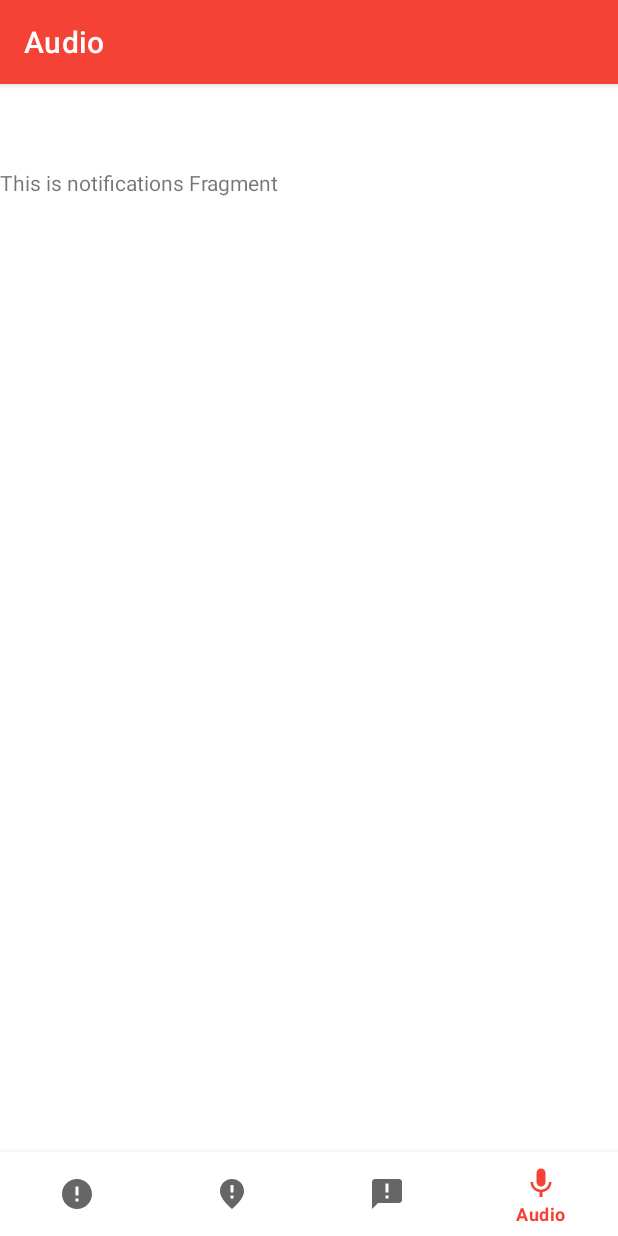
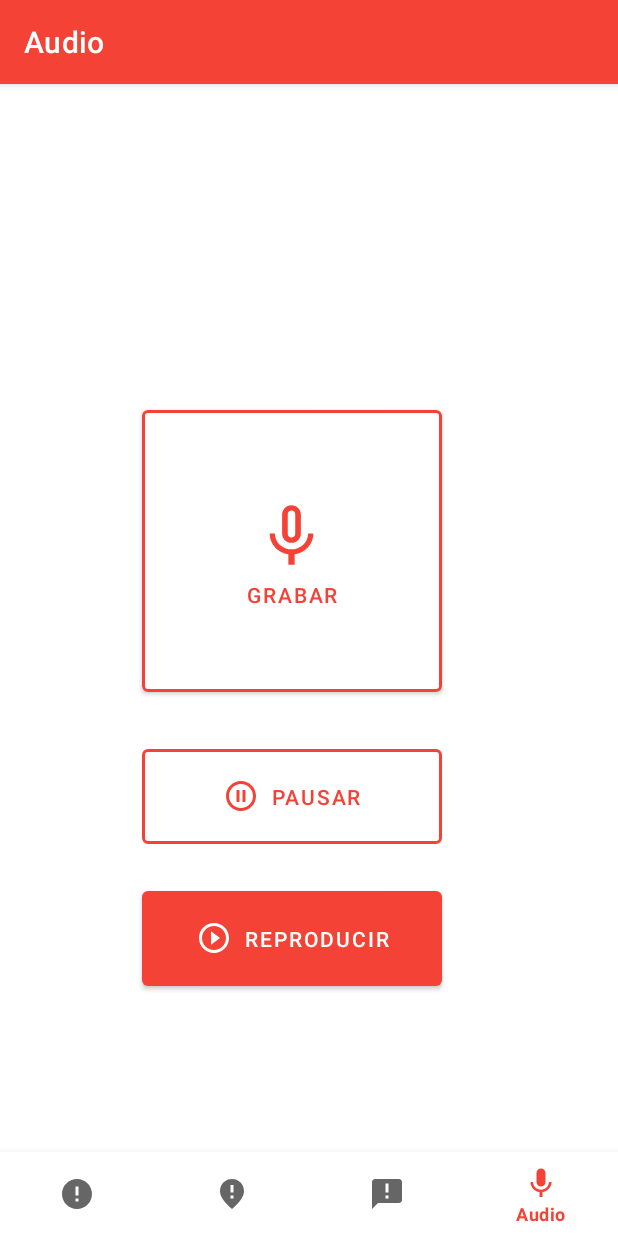
Before and after one commit to QuispeAbel/912b, an Android app: the RecordAudio screen opened through its navigation route, on a phone screen of 412 x 824 dp. Run offline under Robolectric (Android 15) with nearby library versions, the phone set to English and light mode, and no system bars; our stand-ins replace navigation-ui.

Commit message:
apartado de audio casi terminado, falta modificar animaciones.

```diff
--- a/app/src/main/AndroidManifest.xml
+++ b/app/src/main/AndroidManifest.xml
@@ -14,6 +14,10 @@
 
     <!--Permiso para alarma-->
     <uses-permission android:name="android.permission.VIBRATE"/>
+
+    <!--Permiso para grabadora de audio-->
+    <uses-permission android:name="android.permission.RECORD_AUDIO"/>
+    <uses-permission android:name="android.permission.WRITE_EXTERNAL_STORAGE"/>
 
     <application
         android:allowBackup="true"
--- a/app/src/main/java/com/example/a912b/ui/recordaudio/RecordAudio.kt
+++ b/app/src/main/java/com/example/a912b/ui/recordaudio/RecordAudio.kt
@@ -1,31 +1,50 @@
 package com.example.a912b.ui.recordaudio
 
+import android.Manifest
+import android.content.pm.PackageManager
 import androidx.fragment.app.viewModels
 import android.os.Bundle
 import androidx.fragment.app.Fragment
 import android.view.LayoutInflater
 import android.view.View
 import android.view.ViewGroup
-import android.widget.TextView
 import androidx.lifecycle.ViewModelProvider
-import com.example.a912b.R
-import com.example.a912b.databinding.FragmentNotificationsBinding
 import com.example.a912b.databinding.FragmentRecordAudioBinding
 import com.example.a912b.ui.notifications.NotificationsViewModel
+import android.media.MediaPlayer
+import android.media.MediaRecorder
+import android.widget.Button
+import androidx.core.app.ActivityCompat
 
 class RecordAudio : Fragment() {
+    /*
+
+    Variables
+
+    */
     private var _binding: FragmentRecordAudioBinding? = null
 
-    // This property is only valid between onCreateView and
-    // onDestroyView.
+
     private val binding get() = _binding!!
 
     private val viewModel: RecordAudioViewModel by viewModels()
 
+    // Variables del audio
+    lateinit private var mr: MediaRecorder
+    lateinit private var btPlay: Button
+    lateinit private var btStop: Button
+    lateinit private var btStart: Button
+
+    lateinit var path: String
+
+    /*
+
+            Metodos Principales
+
+    */
+
     override fun onCreate(savedInstanceState: Bundle?) {
         super.onCreate(savedInstanceState)
-
-        // TODO: Use the ViewModel
     }
 
     override fun onCreateView(
@@ -39,12 +58,76 @@ class RecordAudio : Fragment() {
         _binding = FragmentRecordAudioBinding.inflate(inflater, container, false)
         val root: View = binding.root
 
-        val textView: TextView = binding.textAudio
-        notificationsViewModel.text.observe(viewLifecycleOwner) {
-            textView.text = it
-        }
         return root
     }
+
+    override fun onViewCreated(view: View, savedInstanceState: Bundle?) {
+        super.onViewCreated(view, savedInstanceState)
+
+        path = requireContext().getExternalFilesDir(null)?.absolutePath + "/myrec.3gp"
+        mr = MediaRecorder()
+
+        btPlay = binding.btnPlayRecord
+        btPlay.isEnabled = false
+
+        btStop = binding.btnStopRecord
+        btStop.isEnabled = false
+
+        btStart = binding.btnStartRecord
+        btStart.isEnabled = false
+
+        if (ActivityCompat.checkSelfPermission(requireContext(), Manifest.permission.RECORD_AUDIO) != PackageManager.PERMISSION_GRANTED ||
+            ActivityCompat.checkSelfPermission(requireContext(), Manifest.permission.WRITE_EXTERNAL_STORAGE) != PackageManager.PERMISSION_GRANTED
+        ) {
+            ActivityCompat.requestPermissions(
+                requireActivity(),
+                arrayOf(Manifest.permission.RECORD_AUDIO, Manifest.permission.WRITE_EXTERNAL_STORAGE),
+                111
+            )
+        } else {
+            btPlay.isEnabled = true
+            btStart.isEnabled = true
+        }
+
+        // Start Recording
+        btStart.setOnClickListener {
+            mr.setAudioSource(MediaRecorder.AudioSource.MIC)
+            mr.setOutputFormat(MediaRecorder.OutputFormat.THREE_GPP)
+            mr.setAudioEncoder(MediaRecorder.AudioEncoder.AMR_NB)
+            mr.setOutputFile(path)
+            mr.prepare()
+            mr.start()
+            btStop.isEnabled = true
+            btStart.isEnabled = false
+        }
+
+        // Stop Recording
+        btStop.setOnClickListener {
+            mr.stop()
+            mr.reset()
+            btStart.isEnabled = true
+            btStop.isEnabled = false
+            btPlay.isEnabled = true
+        }
+
+        // Play Recording
+        btPlay.setOnClickListener {
+            val mp = MediaPlayer()
+            mp.setDataSource(path)
+            mp.prepare()
+            mp.start()
+        }
+    }
+
+    @Deprecated("Deprecated in Java")
+    override fun onRequestPermissionsResult(requestCode: Int, permissions: Array<out String>, grantResults: IntArray) {
+        super.onRequestPermissionsResult(requestCode, permissions, grantResults)
+        if (requestCode == 111 && grantResults.isNotEmpty() && grantResults[0] == PackageManager.PERMISSION_GRANTED) {
+            btPlay.isEnabled = true
+            btStart.isEnabled = true
+        }
+    }
+
 
     override fun onDestroyView() {
         super.onDestroyView()
--- /dev/null
+++ b/app/src/main/res/drawable/ic_mic_none_50.xml
@@ -0,0 +1,5 @@
+<vector xmlns:android="http://schemas.android.com/apk/res/android" android:height="50dp" android:tint="#000000" android:viewportHeight="24" android:viewportWidth="24" android:width="50dp">
+
+    <path android:fillColor="@android:color/white" android:pathData="M12,14c1.66,0 2.99,-1.34 2.99,-3L15,5c0,-1.66 -1.34,-3 -3,-3S9,3.34 9,5v6c0,1.66 1.34,3 3,3zM10.8,4.9c0,-0.66 0.54,-1.2 1.2,-1.2 0.66,0 1.2,0.54 1.2,1.2l-0.01,6.2c0,0.66 -0.53,1.2 -1.19,1.2 -0.66,0 -1.2,-0.54 -1.2,-1.2L10.8,4.9zM17.3,11c0,3 -2.54,5.1 -5.3,5.1S6.7,14 6.7,11L5,11c0,3.41 2.72,6.23 6,6.72L11,21h2v-3.28c3.28,-0.48 6,-3.3 6,-6.72h-1.7z"/>
+
+</vector>
--- /dev/null
+++ b/app/src/main/res/drawable/ic_pause_circle_24.xml
@@ -0,0 +1,5 @@
+<vector xmlns:android="http://schemas.android.com/apk/res/android" android:height="24dp" android:tint="#000000" android:viewportHeight="24" android:viewportWidth="24" android:width="24dp">
+
+    <path android:fillColor="@android:color/white" android:pathData="M9,16h2L11,8L9,8v8zM12,2C6.48,2 2,6.48 2,12s4.48,10 10,10 10,-4.48 10,-10S17.52,2 12,2zM12,20c-4.41,0 -8,-3.59 -8,-8s3.59,-8 8,-8 8,3.59 8,8 -3.59,8 -8,8zM13,16h2L15,8h-2v8z"/>
+
+</vector>
--- /dev/null
+++ b/app/src/main/res/drawable/ic_play_circle_24.xml
@@ -0,0 +1,5 @@
+<vector xmlns:android="http://schemas.android.com/apk/res/android" android:height="24dp" android:tint="#000000" android:viewportHeight="24" android:viewportWidth="24" android:width="24dp">
+
+    <path android:fillColor="@android:color/white" android:pathData="M10,16.5l6,-4.5 -6,-4.5v9zM12,2C6.48,2 2,6.48 2,12s4.48,10 10,10 10,-4.48 10,-10S17.52,2 12,2zM12,20c-4.41,0 -8,-3.59 -8,-8s3.59,-8 8,-8 8,3.59 8,8 -3.59,8 -8,8z"/>
+
+</vector>
--- a/app/src/main/res/layout/fragment_record_audio.xml
+++ b/app/src/main/res/layout/fragment_record_audio.xml
@@ -1,14 +1,70 @@
 <?xml version="1.0" encoding="utf-8"?>
-<FrameLayout xmlns:android="http://schemas.android.com/apk/res/android"
+<androidx.constraintlayout.widget.ConstraintLayout xmlns:android="http://schemas.android.com/apk/res/android"
+    xmlns:app="http://schemas.android.com/apk/res-auto"
     xmlns:tools="http://schemas.android.com/tools"
     android:layout_width="match_parent"
     android:layout_height="match_parent"
     tools:context=".ui.recordaudio.RecordAudio">
 
-    <TextView
-        android:id="@+id/textAudio"
-        android:layout_width="match_parent"
-        android:layout_height="match_parent"
-        android:text="Hello" />
+    <Button
+        android:id="@+id/btn_startRecord"
+        android:layout_width="200dp"
+        android:layout_height="200dp"
+        android:text="@string/startRecord_btn"
+        android:textColor="@color/red_claro"
+        app:backgroundTint="@color/white"
+        app:icon="@drawable/ic_mic_none_50"
+        app:iconGravity="textTop"
+        app:iconTint="@color/red_claro"
+        app:layout_constraintBottom_toBottomOf="parent"
+        app:layout_constraintEnd_toEndOf="parent"
+        app:layout_constraintHorizontal_bias="0.445"
+        app:layout_constraintStart_toStartOf="parent"
+        app:layout_constraintTop_toTopOf="parent"
+        app:layout_constraintVertical_bias="0.303"
+        app:strokeColor="@color/red_claro"
+        app:strokeWidth="2dp" />
 
-</FrameLayout>
+    <Button
+        android:id="@+id/btn_stopRecord"
+        android:layout_width="200dp"
+        android:layout_height="75dp"
+        android:text="@string/stopRecord_btn"
+        android:textColor="@color/red_claro"
+        app:backgroundTint="@color/white"
+        app:icon="@drawable/ic_pause_circle_24"
+        app:iconGravity="textStart"
+        app:iconTint="@color/red_claro"
+        app:layout_constraintBottom_toBottomOf="parent"
+        app:layout_constraintEnd_toEndOf="parent"
+        app:layout_constraintHorizontal_bias="0.445"
+        app:layout_constraintStart_toStartOf="parent"
+        app:layout_constraintTop_toTopOf="parent"
+        app:layout_constraintVertical_bias="0.599"
+        app:strokeColor="@color/red_claro"
+        app:strokeWidth="2dp" />
+
+    <Button
+        android:id="@+id/btn_playRecord"
+        android:layout_width="200dp"
+        android:layout_height="75dp"
+        android:layout_marginTop="58dp"
+        android:text="@string/playRecord_btn"
+        app:layout_constraintBottom_toBottomOf="parent"
+        app:layout_constraintEnd_toEndOf="parent"
+        app:layout_constraintHorizontal_bias="0.445"
+        app:layout_constraintStart_toStartOf="parent"
+        app:layout_constraintTop_toTopOf="parent"
+        app:layout_constraintVertical_bias="0.722"
+        app:icon="@drawable/ic_play_circle_24"
+        app:iconGravity="textStart"
+        app:iconTint="@color/white"/>
+
+    <androidx.constraintlayout.widget.Guideline
+        android:id="@+id/guideline2"
+        android:layout_width="wrap_content"
+        android:layout_height="wrap_content"
+        android:orientation="vertical"
+        app:layout_constraintGuide_begin="20dp" />
+
+</androidx.constraintlayout.widget.ConstraintLayout>
--- a/app/src/main/res/values/strings.xml
+++ b/app/src/main/res/values/strings.xml
@@ -7,4 +7,7 @@
     <string name="alerta_btn">Alerta</string>
     <string name="linterna_btn">Flash</string>
     <string name="title_audio">Audio</string>
+    <string name="startRecord_btn">Grabar</string>
+    <string name="stopRecord_btn">Pausar</string>
+    <string name="playRecord_btn">Reproducir</string>
 </resources>
```
